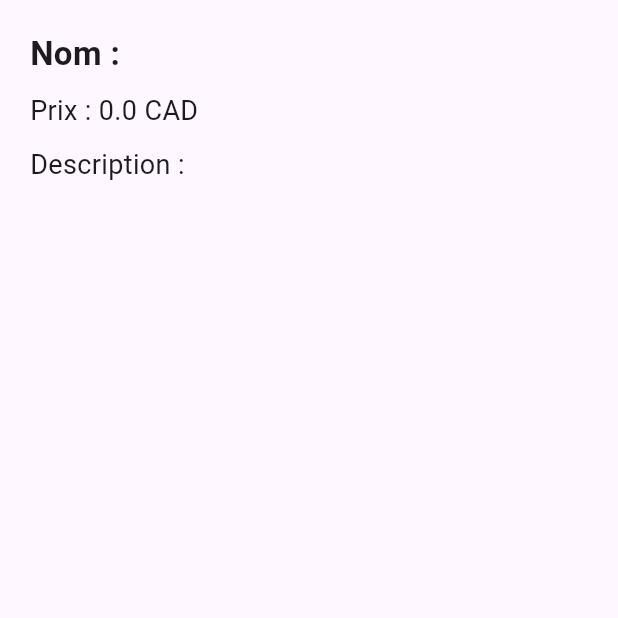
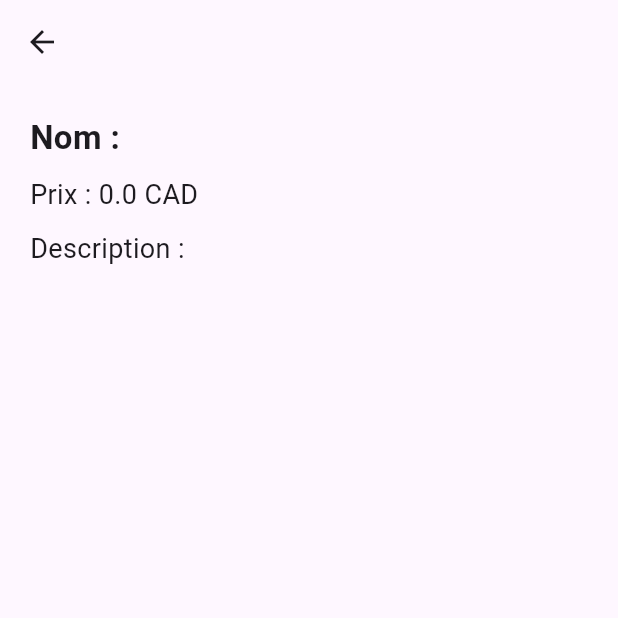
Before and after one commit to dialloramatoulayebah/Projet_Application_De_Restauration_Maison_Des_Saveurs, a Flutter app: the DetailsProduit screen opened directly with empty values, on a phone screen of 412 x 824 dp, the top half of it. Run offline on Flutter 3.47's test engine with Material 3 defaults, Android fonts, the phone set to English and light mode, and no system bars; our stand-ins replace font_awesome_flutter.

Commit message:
App bar detail produit

```diff
--- a/lib/Pages/detail_menu.dart
+++ b/lib/Pages/detail_menu.dart
@@ -9,7 +9,7 @@ class DetailsProduit extends StatelessWidget {
   @override
   Widget build(BuildContext context) {
     return Scaffold(
-      //appBar: AppBar(title: Text(produit.nom)),
+      appBar: AppBar(title: Text(produit.nom)),
       body: Padding(
         padding: const EdgeInsets.all(20),
         child: Column(
--- a/pubspec.yaml
+++ b/pubspec.yaml
@@ -15,7 +15,7 @@ dependencies:
 dev_dependencies:
   flutter_test:
     sdk: flutter
-  flutter_lints: ^5.0.0
+  flutter_lints: ^6.0.0
 
 flutter:
   uses-material-design: true
```
Also changed, not shown: pubspec.lock.
